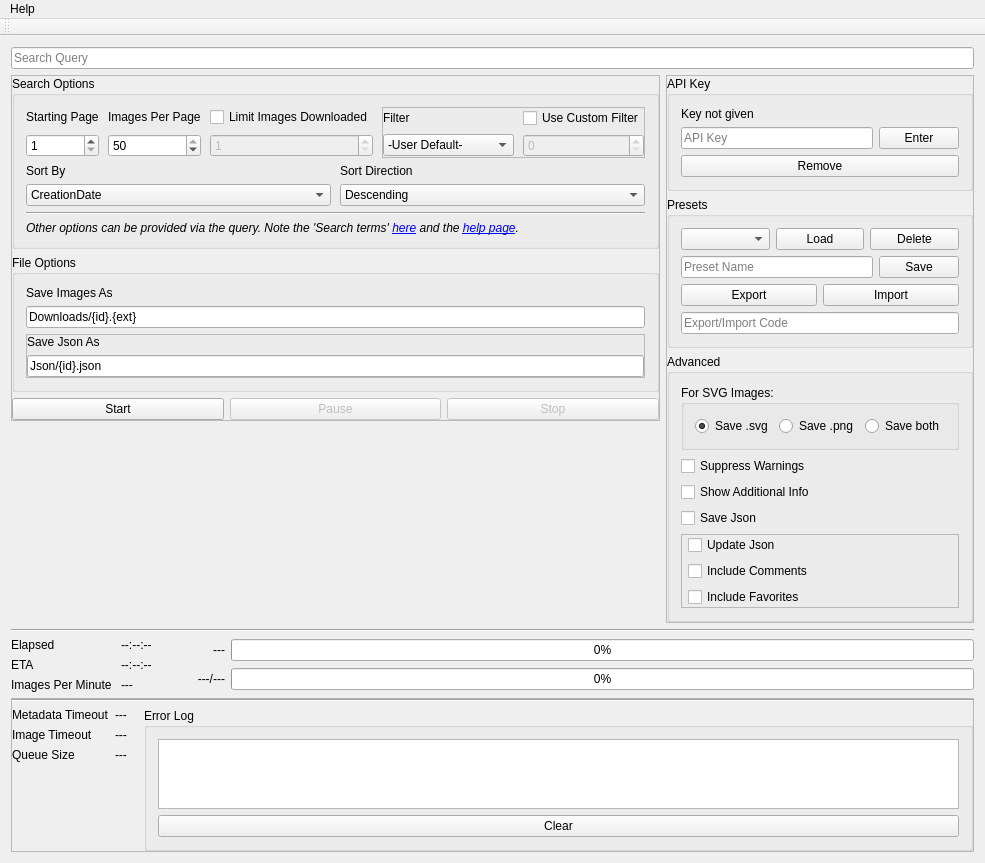
Sibusten/derpibooru-downloader, file DerpibooruDownloaderGui/mainwindow.ui: the form before one commit.
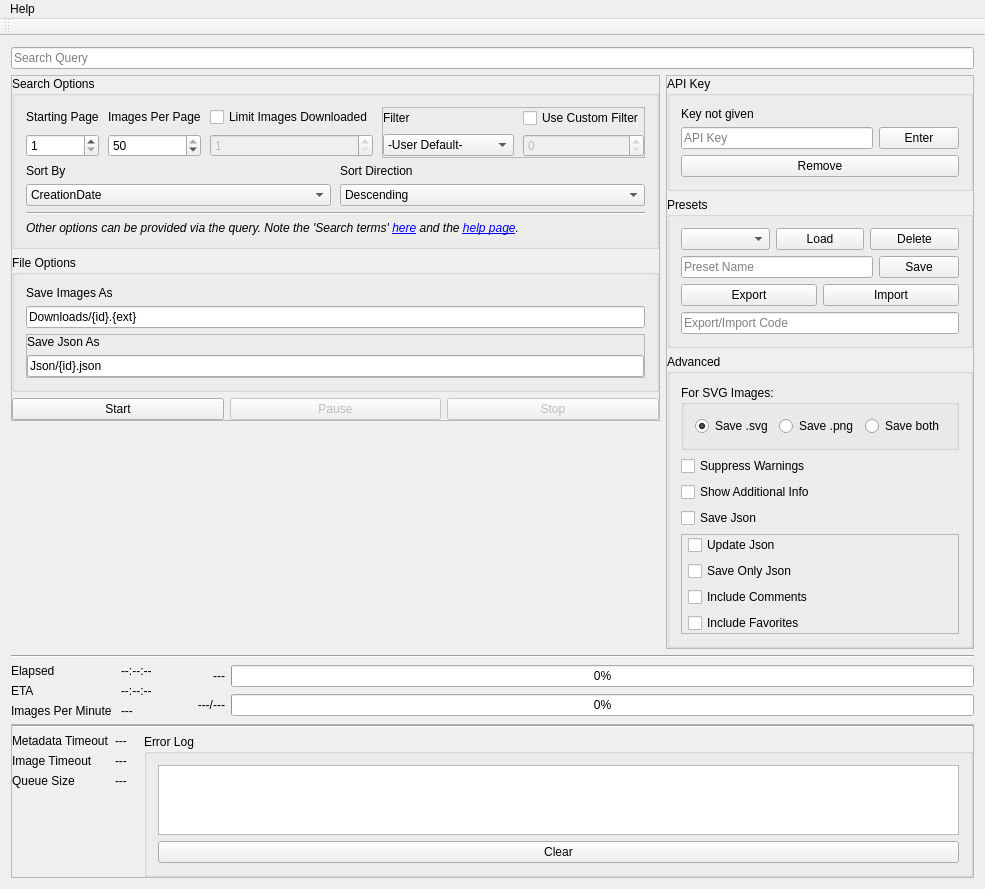
The form after the commit.

Commit message: Add an option to disable image downlading When set, only json files will be downloaded if set to do so

Patch:
```diff
--- a/DerpibooruDownloaderGui/mainwindow.ui
+++ b/DerpibooruDownloaderGui/mainwindow.ui
@@ -7,7 +7,7 @@
     <x>0</x>
     <y>0</y>
     <width>864</width>
-    <height>796</height>
+    <height>819</height>
    </rect>
   </property>
   <property name="windowTitle">
@@ -787,6 +787,16 @@
                   </property>
                  </widget>
                 </item>
+                <item>
+                 <widget class="QCheckBox" name="jsonOnly">
+                  <property name="toolTip">
+                   <string>&lt;html&gt;&lt;head/&gt;&lt;body&gt;&lt;p&gt;Disables downloading of images. Only json files will be saved if set to do so.&lt;/p&gt;&lt;/body&gt;&lt;/html&gt;</string>
+                  </property>
+                  <property name="text">
+                   <string>Save Only Json</string>
+                  </property>
+                 </widget>
+                </item>
                 <item>
                  <widget class="QCheckBox" name="includeComments">
                   <property name="text">
```
The commit also changes 8 other files.
